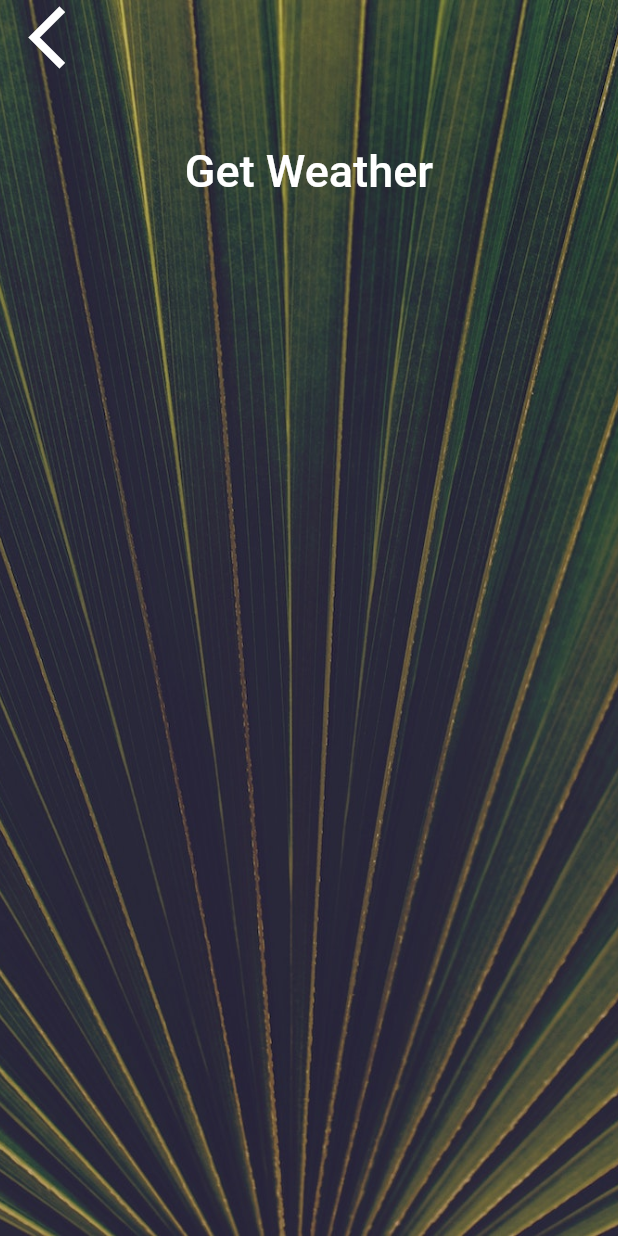
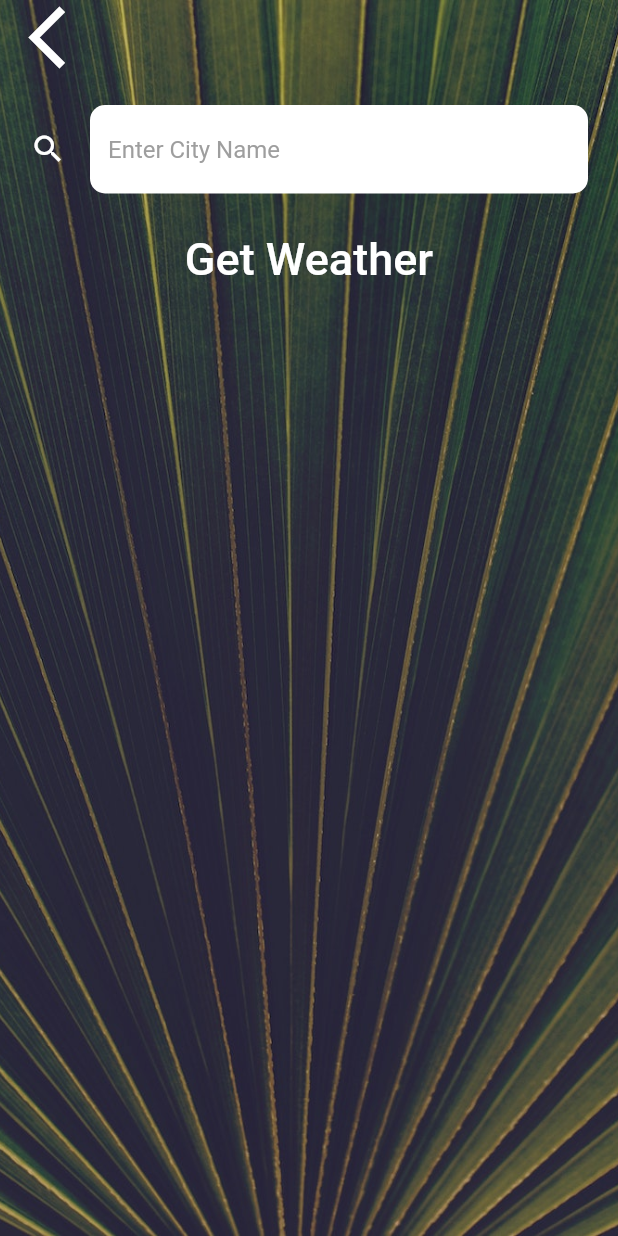
Before and after one commit to fuadreza/flutter_weather_app, a Flutter app: the CityScreen screen opened directly, on a phone screen of 412 x 824 dp. Run offline on Flutter 3.47's test engine with Material 2 defaults, Android fonts, the phone set to English and light mode, and no system bars; our stand-ins replace flutter_spinkit, geolocator; network calls fail; Roboto replaces fonts that are missing (Spartan MB).

Commit message:
Added get weather by city name

```diff
--- a/lib/screen/city_screen.dart
+++ b/lib/screen/city_screen.dart
@@ -7,6 +7,9 @@ class CityScreen extends StatefulWidget {
 }
 
 class _CityScreenState extends State<CityScreen> {
+
+  var cityName;
+
   @override
   Widget build(BuildContext context) {
     return Scaffold(
@@ -24,7 +27,9 @@ class _CityScreenState extends State<CityScreen> {
               Align(
                 alignment: Alignment.topLeft,
                 child: FlatButton(
-                  onPressed: () {},
+                  onPressed: () {
+                    Navigator.pop(context);
+                  },
                   child: Icon(
                     Icons.arrow_back_ios,
                     size: 50.0,
@@ -33,10 +38,20 @@ class _CityScreenState extends State<CityScreen> {
               ),
               Container(
                 padding: EdgeInsets.all(20.0),
-                child: null,
+                child: TextField(
+                  style: TextStyle(
+                    color: Colors.black87,
+                  ),
+                  decoration: kTextFieldInputDecoration,
+                  onChanged: (value){
+                    cityName = value;
+                  },
+                ),
               ),
               FlatButton(
-                onPressed: () {},
+                onPressed: () {
+                  Navigator.pop(context, cityName);
+                },
                 child: Text(
                   'Get Weather',
                   style: kButtonTextStyle,
--- a/lib/utilities/constants.dart
+++ b/lib/utilities/constants.dart
@@ -18,3 +18,22 @@ const kButtonTextStyle = TextStyle(
 const kConditionTextStyle = TextStyle(
   fontSize: 100.0,
 );
+
+const kTextFieldInputDecoration = InputDecoration(
+    filled: true,
+    fillColor: Colors.white,
+    icon: Icon(
+      Icons.search,
+      color: Colors.white,
+    ),
+    hintText: 'Enter City Name',
+    hintStyle: TextStyle(
+      color: Colors.grey,
+    ),
+    border: OutlineInputBorder(
+      borderRadius: BorderRadius.all(
+        Radius.circular(10.0),
+      ),
+      borderSide: BorderSide.none,
+    ),
+);
```
Also changed, not shown: lib/screen/loading_screen.dart (+3 -14 lines), lib/screen/location_screen.dart (+24 -2 lines), lib/services/weather_service.dart (+28 -0 lines).
